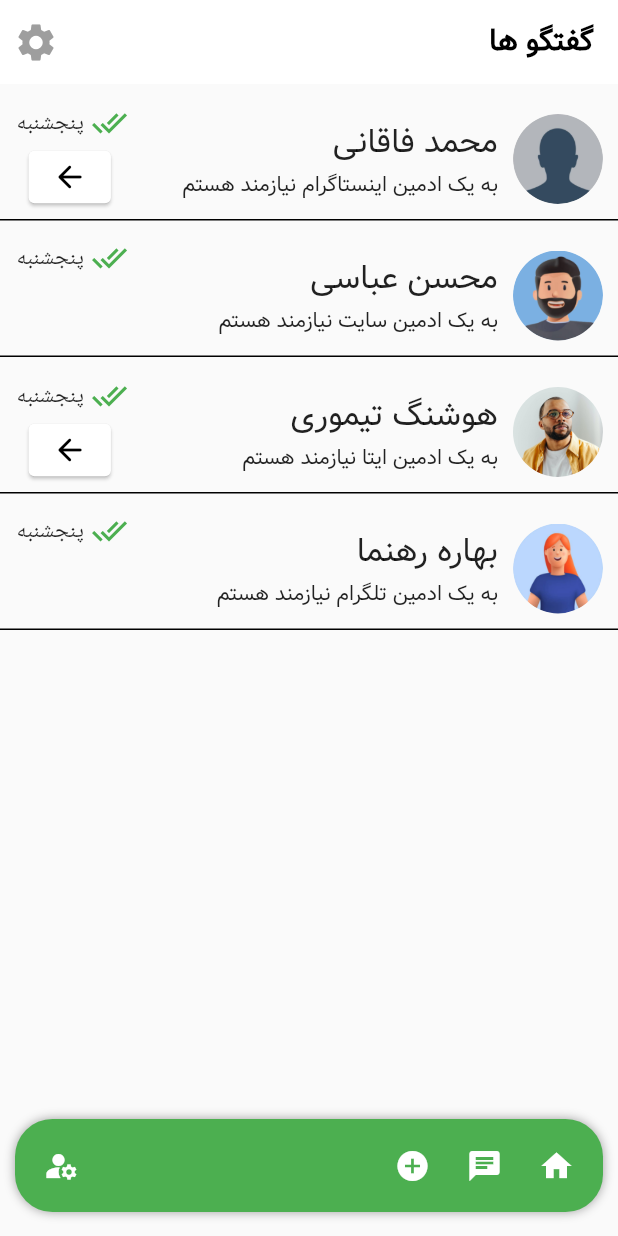
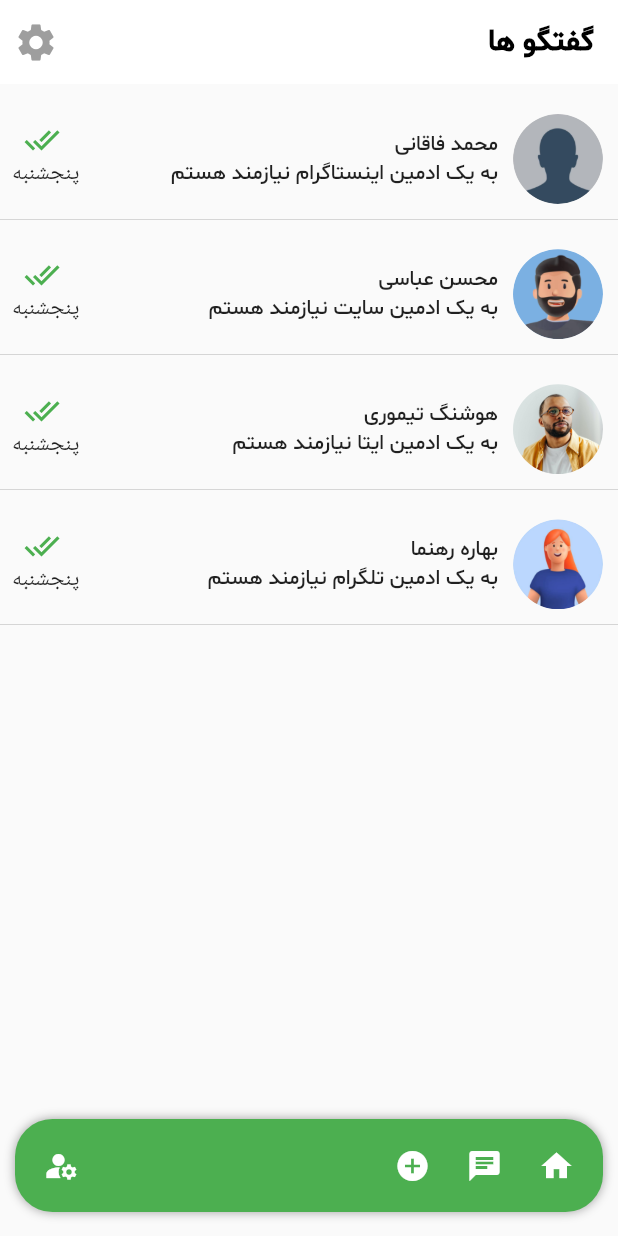
Before and after one commit to MadPad124/Adminor, a Flutter app: the screen it shows after launch, item 3 of the bottom bar chosen, after a tap on the "chat" icon, on a phone screen of 412 x 824 dp. Run offline on Flutter 3.47's test engine with Material 2 defaults, Android fonts, the phone set to English and light mode, and no system bars; our stand-ins replace animated_splash_screen, animated_text_kit, chat_bubbles, page_transition, shared_preferences; missing offline and left inert: mobkit_dashed_border; project files that could hold a hidden picture were left out.

Commit message:
صفحه تبلیغات ویرایش شد و تعدادی یوزر ایجاد شد

```diff
--- a/lib/AdeversitingPages/AdeversitingPage.dart
+++ b/lib/AdeversitingPages/AdeversitingPage.dart
@@ -1,3 +1,5 @@
+
+import 'dart:io';
 
 import 'package:adminor/Settings/settingsPage.dart';
 import 'package:adminor/chat/ChatPage.dart';
@@ -12,12 +14,12 @@ import 'package:flutter/cupertino.dart';
 import 'package:flutter/material.dart';
 import 'package:adminor/cities.dart';
 //import 'package:flutter/scheduler.dart';
-bool liked=false;
 List<String> filteredCities=[];
 List<bool> isChecked=[];
 List checkedList=['تهران'];
 ValueNotifier<String> valueNotifier=ValueNotifier('notAllChecked');
 ValueNotifier<bool> valueNotifier2=ValueNotifier(false);
+ValueNotifier<bool> valueNotifier3=ValueNotifier(false);
 class AdvertisingPage extends StatefulWidget {
   const AdvertisingPage({Key? key}) : super(key: key);
 
@@ -34,8 +36,8 @@ class _AdvertisingPageState extends State<AdvertisingPage> {
   @override
   Widget build(BuildContext context) {
   var w=MediaQuery.of(context).size.width;
-
     TextEditingController searchBoxController=TextEditingController();
+    TextEditingController searchBoxController2=TextEditingController();
     return Scaffold(
       appBar: AppBar(
         automaticallyImplyLeading: false,
@@ -50,29 +52,34 @@ class _AdvertisingPageState extends State<AdvertisingPage> {
               crossAxisAlignment: CrossAxisAlignment.center,
               children: [
 
-                const Padding(
+/*                const Padding(
                   padding: EdgeInsets.all(8.0),
                   child: Text('Adminor',style: TextStyle(fontFamily: 'Vazir',fontWeight: FontWeight.w300,fontSize: 24,color: Colors.white),),
-                ),
+                ),*/
                 Container(width:MediaQuery.of(context).size.width-50,height:50,
                     decoration: BoxDecoration(color:Colors.white,borderRadius: BorderRadius.circular(25)),
                     child: Row(
-                      mainAxisAlignment: MainAxisAlignment.spaceAround,
+                      mainAxisAlignment: MainAxisAlignment.spaceBetween,
                       crossAxisAlignment: CrossAxisAlignment.center,
                       children: [
                         SizedBox(
                           width: MediaQuery.of(context).size.width-200,
-                            child:
-                        TextField(
-                          onTap: (){},
-
-                          onChanged: (value) => searchBoxController.text = value,
+                            child: TextField(
+                              keyboardType: TextInputType.text,
+                          onChanged: (value) {},
                           style: const TextStyle(fontFamily: 'Vazir',color: Colors.black),
                           textDirection: TextDirection.rtl,
+                              controller: searchBoxController2,
+                          autofocus: true,
                           decoration: const InputDecoration(
+                            hintStyle: TextStyle(fontFamily: 'Shabnam'),
                             hintText: 'جستجو...',
                               border: UnderlineInputBorder(borderSide: BorderSide.none),
-                              prefixIcon : Icon(Icons.search),prefixIconColor: Colors.grey),)),
+                              prefixIcon : Padding(
+                                padding: EdgeInsets.only(right: 15.0),
+                                child: Icon(Icons.search),
+                              ),prefixIconColor: Colors.grey),
+                            )),
                                InkWell(
                                 onTap: (){
                                   showDialog(context: context, builder: (context) => AlertDialog(contentPadding: const EdgeInsets.only(top:10),title: Row(
@@ -138,7 +145,6 @@ class _AdvertisingPageState extends State<AdvertisingPage> {
                                     ],
                                   ),
                                   content: SingleChildScrollView(
-                                    child: Center(
                                     child: SizedBox(
                                         width: MediaQuery.of(context).size.width,
                                         child: Column(
@@ -330,19 +336,37 @@ class _AdvertisingPageState extends State<AdvertisingPage> {
                                                   },
                                                 )
                                               )
-                                            )
+                                            ),
+                                            Padding(
+                                              padding: const EdgeInsets.all(8.0),
+                                              child: Row(
+                                                mainAxisAlignment: MainAxisAlignment.center,
+                                                children: [
+                                                  const SizedBox(width: 10,),
+                                                  TextButton(onPressed: (){Navigator.of(context).pop();},style: ButtonStyle(minimumSize: MaterialStateProperty.all(const Size(80, 50)),backgroundColor:MaterialStateProperty.all(Colors.green),padding: MaterialStateProperty.all(const EdgeInsets.all(15))), child: const Text('تایید',style: TextStyle(color: Colors.white),)),
+                                                  const SizedBox(width: 5,),
+                                                  TextButton(onPressed: (){Navigator.of(context).pop();},style: ButtonStyle(backgroundColor:MaterialStateProperty.all(Colors.red),padding: MaterialStateProperty.all(const EdgeInsets.all(15))), child: const Text('انصراف',style: TextStyle(color: Colors.white),)),
+                                                  const SizedBox(width: 5,),
                                                 ],
                                               ),
                                             ),
+                                          ],
+                                        ),
+
                                     ),
                                   )),);
                                 },
-                                child:const Row(
+                                child: Row(
                                   textDirection: TextDirection.ltr,
-                                  mainAxisAlignment: MainAxisAlignment.center,
+                                  mainAxisAlignment: MainAxisAlignment.start,
                                   crossAxisAlignment: CrossAxisAlignment.center,
                                   children: [
-                                    Icon(Icons.location_city,color: CupertinoColors.activeBlue,),
+                                    const Padding(
+                                      padding: EdgeInsets.only(left: 15.0),
+                                      child: Icon(Icons.location_city,color: CupertinoColors.activeBlue,),
+                                    ),
+                                    const SizedBox(width: 5,),
+                                    ValueListenableBuilder<String>(valueListenable: valueNotifier,builder:(context, value, child) =>  Text(checkedList.length>1?'${checkedList.length.toString()} شهر':checkedList.first,style: const TextStyle(fontFamily: 'Shabnam'),)),
                                     ],),
                               )
 
--- a/lib/chat/displayChatPage.dart
+++ b/lib/chat/displayChatPage.dart
@@ -17,11 +17,14 @@ class _DisplayChatState extends State<DisplayChat> {
   @override
   Widget build(BuildContext context) {
     return Scaffold(
-      appBar: AppBar(backgroundColor:Colors.white,elevation:0,actions:[IconButton(onPressed: (){
+      appBar: AppBar(backgroundColor:Colors.white,elevation:0,actions:[
+        IconButton(onPressed: (){
         setState(() {
         changeState=!changeState;
         });
-        }, icon: const Icon(Icons.settings,color:Colors.grey,size: 30,))],automaticallyImplyLeading: false,title: const Text('گفتگو ها',style: TextStyle(fontSize: 20,fontFamily: 'Vazir',color: Colors.black),)),
+        }, icon: const Icon(Icons.settings,color:Colors.grey,size: 30,))],
+          automaticallyImplyLeading: false,
+          title: const Text('گفتگو ها',style: TextStyle(fontSize: 20,fontFamily: 'Vazir',color: Colors.black),)),
       floatingActionButton: bottomMenu(context),
       floatingActionButtonLocation: FloatingActionButtonLocation.centerFloat,
       body: changeState==false?const EmptyState():const HaveState()
@@ -89,7 +92,7 @@ class _HaveStateState extends State<HaveState> {
       child: ListView.builder(itemCount: name.length,itemBuilder: (context, index) {
       return InkWell(
         onTap: () {Navigator.of(context).push(MaterialPageRoute(builder: (context) =>  Chat(index: index,),));},
-        child: Container(padding:const EdgeInsets.only(bottom: 0,top: 10),decoration: const BoxDecoration(border: Border(bottom: BorderSide(color: Colors.black,width: 1))),
+        child: Container(padding:const EdgeInsets.only(bottom: 0,top: 10),decoration: const BoxDecoration(border: Border(bottom: BorderSide(color: Colors.black,width: 0.1))),
           child: Row(
             crossAxisAlignment: CrossAxisAlignment.center,
             mainAxisAlignment: MainAxisAlignment.spaceBetween,
@@ -102,21 +105,26 @@ class _HaveStateState extends State<HaveState> {
             mainAxisAlignment: MainAxisAlignment.spaceBetween,
             crossAxisAlignment: CrossAxisAlignment.start,
             children: [
-            Text(name[index],style: const TextStyle(fontFamily: 'Vazir',fontSize: 22),),
-            Text('به یک ${job[index]} نیازمند هستم',style: const TextStyle(fontFamily: 'Vazir',fontSize: 14),),
+            Text(name[index],style: const TextStyle(fontFamily: 'Shabnam',fontSize: 14),),
+            Text('به یک ${job[index]} نیازمند هستم',style: const TextStyle(fontFamily: 'shabnam',fontSize: 14),),
             ],
             ),],),
-               Padding(
-                padding: const EdgeInsets.only(left:8.0),
+               const Padding(
+                padding: EdgeInsets.only(left:8.0),
                 child: Column(
-                  mainAxisAlignment: MainAxisAlignment.spaceBetween,
+                  mainAxisAlignment: MainAxisAlignment.spaceAround,
+                  crossAxisAlignment: CrossAxisAlignment.end,
                   children: [
-                      Row(textDirection: TextDirection.rtl,mainAxisAlignment: MainAxisAlignment.spaceAround,children: [const Icon(Icons.done_all,color: Colors.green,),const SizedBox(width: 5,), Padding(
-                       padding: EdgeInsets.only(left: index%2==0?3:3),
-                       child: const Text('پنجشنبه'),
-                     )],),
-                     index%2==0?ElevatedButton(onPressed: (){},style: ButtonStyle(elevation:MaterialStateProperty.all(1),backgroundColor: MaterialStateProperty.all(Colors.white),minimumSize: MaterialStateProperty.all(const Size(15,35))), child: const Icon(Icons.arrow_forward_rounded,color: Colors.black,),)
-                         :const SizedBox(height: 50,width: 50,)
+                      Row(textDirection: TextDirection.rtl,mainAxisAlignment: MainAxisAlignment.spaceAround,crossAxisAlignment: CrossAxisAlignment.center,children: [
+
+                        SizedBox(width: 5,),Icon(Icons.done_all,color: Colors.green,),
+                        SizedBox(width: 8,)
+                       ],),
+                    Padding(
+                      padding: EdgeInsets.only(left: 0,bottom:5),
+                      child: Text('پنجشنبه'),
+                    ),
+
                   ],),
               ),
             ],
--- a/lib/main.dart
+++ b/lib/main.dart
@@ -6,11 +6,9 @@ import 'package:adminor/splashPages/splashPage.dart';
 import 'package:flutter/material.dart';
 import 'package:flutter/services.dart';
 import 'package:flutter_localizations/flutter_localizations.dart';
-import 'package:get_storage/get_storage.dart';
 //
 // import 'package:page_transition/page_transition.dart';
 void main() async {
-  await GetStorage.init();
   WidgetsFlutterBinding.ensureInitialized();
   await SystemChrome.setPreferredOrientations(
       [DeviceOrientation.portraitUp, DeviceOrientation.portraitDown]);
--- a/pubspec.yaml
+++ b/pubspec.yaml
@@ -24,7 +24,7 @@ dependencies:
   liquid_swipe: ^3.1.0
   mobkit_dashed_border: ^0.0.5
   chat_bubbles: ^1.5.0
-  get_storage: ^2.1.1
+
 
 dev_dependencies:
   flutter_test:
@@ -44,6 +44,10 @@ flutter:
     - family: vazir
       fonts:
         - asset: assets/fonts/vazir.ttf
+        - asset: assets/fonts/Shabnam-Medium.ttf
+    - family: Shabnam
+      fonts:
+        - asset: assets/fonts/Shabnam-Medium.ttf
     - family: mont
       fonts:
         - asset: assets/fonts/Montserrat-Thin.ttf
```
Also changed, not shown: lib/chat/ChatPage.dart (+17 -18 lines), assets/fonts/BYekan.ttf (added), assets/fonts/BYekanBold.ttf (added), assets/fonts/Shabnam-Medium.ttf (added), pubspec.lock. Lines whose indentation alone changed are shown as unchanged.
